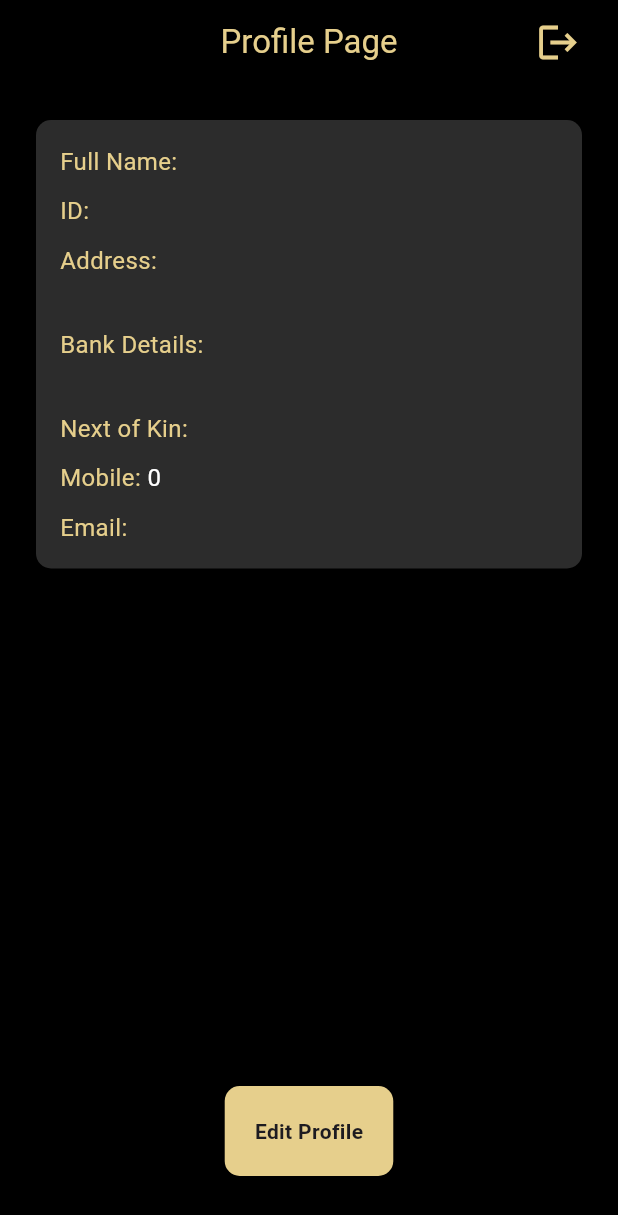
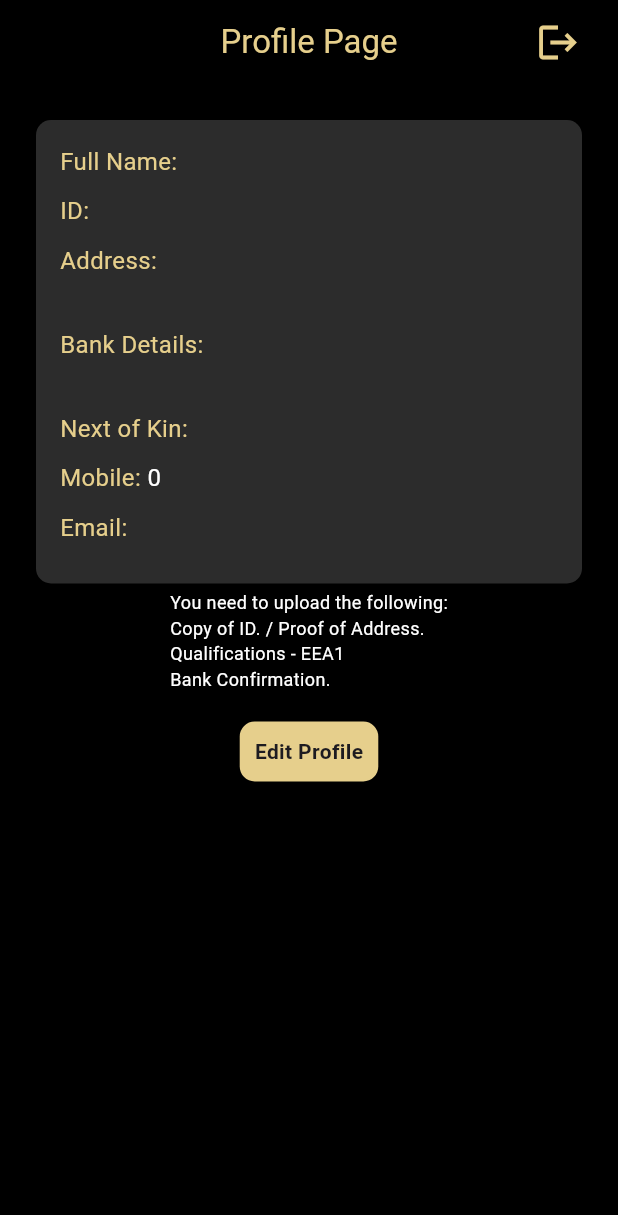
Before and after one commit to flutify-sa/sincot, a Flutter app: the screen it shows once a user with an empty profile is signed in, on a phone screen of 412 x 824 dp. Shown: the top 1215 px of the screen. Run offline on Flutter 3.47's test engine with Material 3 defaults, Android fonts, the phone set to English and light mode, and no system bars; our stand-ins replace shared_preferences, supabase_flutter; accounts and stored records are empty.

Commit message:
sorting out constraints

```diff
--- a/lib/profilebutton.dart
+++ b/lib/profilebutton.dart
@@ -16,7 +16,7 @@ class MyProfileButton extends StatelessWidget {
       onTap: onTap,
       child: IntrinsicWidth(
         child: Container(
-          padding: EdgeInsets.symmetric(horizontal: 20, vertical: 20),
+          padding: EdgeInsets.symmetric(horizontal: 10, vertical: 10),
           margin:
               EdgeInsets.symmetric(horizontal: 10), // Adjust margin as needed
           decoration: BoxDecoration(
--- a/lib/profilepage.dart
+++ b/lib/profilepage.dart
@@ -217,13 +217,12 @@ class _ProfilePageState extends State<ProfilePage> {
           ),
         ],
       ),
-      body: Padding(
+      body: SingleChildScrollView(
         padding: const EdgeInsets.all(20.0),
         child: Column(
-          mainAxisAlignment: MainAxisAlignment.center,
+          mainAxisAlignment: MainAxisAlignment.start, // Align from the top
           children: [
             if (_isProfileUpdated) ...[
-              // Card with profile data
               Card(
                 color: Color(0xff2c2c2c), // Dark card color
                 elevation: 4, // Card shadow
@@ -312,30 +311,39 @@ class _ProfilePageState extends State<ProfilePage> {
                       ),
                       SizedBox(height: 10),
                       Row(
+                        crossAxisAlignment: CrossAxisAlignment
+                            .start, // Aligns content to the top
                         children: [
                           Text(
                             'Email: ',
                             style: TextStyle(
                                 color: Color(0xffe6cf8c), fontSize: 16),
                           ),
-                          Text(
-                            _userEmail,
-                            style: TextStyle(color: Colors.white, fontSize: 16),
+                          Expanded(
+                            child: Text(
+                              _userEmail,
+                              style:
+                                  TextStyle(color: Colors.white, fontSize: 16),
+                              overflow: TextOverflow
+                                  .ellipsis, // Optional: Adds "..." if text is too long
+                            ),
                           ),
                         ],
                       ),
+                      SizedBox(height: 10),
                     ],
                   ),
                 ),
               ),
+              Text(
+                'You need to upload the following:\nCopy of ID. / Proof of Address.\nQualifications - EEA1\nBank Confirmation.',
+                style: TextStyle(color: Colors.white, fontSize: 12),
+              ),
             ],
-            Spacer(),
+            SizedBox(height: 20), // Add spacing between sections
             MyProfileButton(
               onTap: _showEditProfileDialog,
               text: 'Edit Profile',
-            ),
-            const SizedBox(
-              height: 20,
             ),
           ],
         ),
```
Also changed, not shown: 1 other file.
